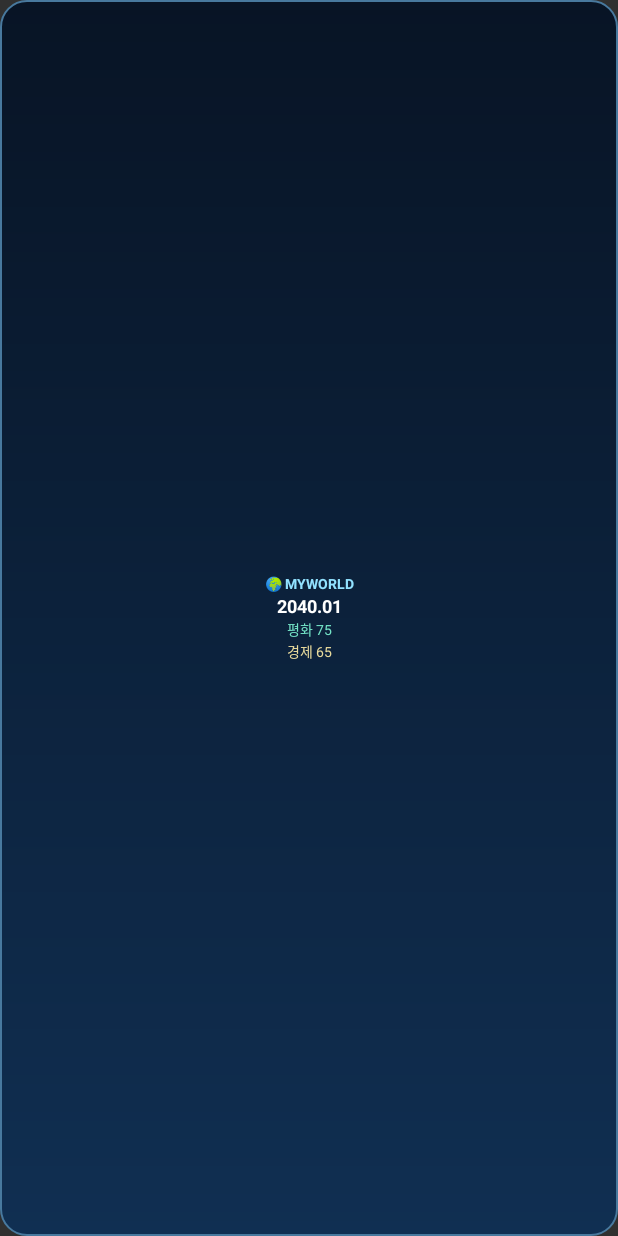
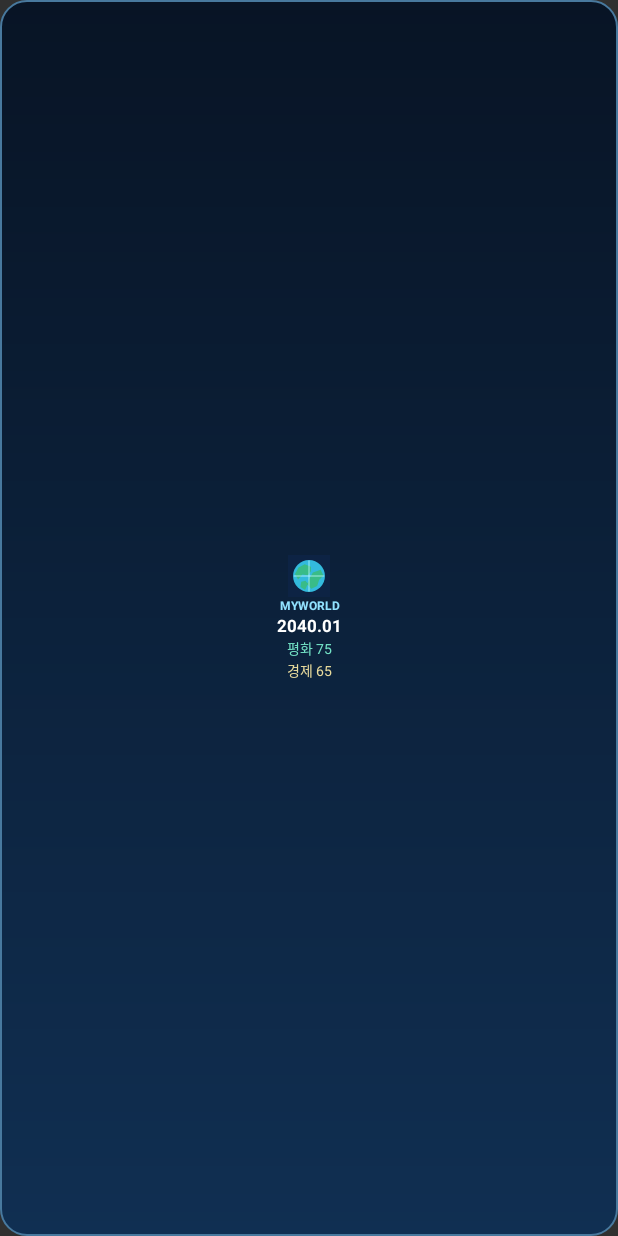
Before and after one commit to ddogy1212/myworld, an Android app: the layout world_widget.xml on its own in the app's theme, with its tools: preview values and no code run, on a phone screen of 412 x 824 dp. Run offline under Robolectric (Android 15) with nearby library versions, the phone set to English and light mode, and no system bars.

Commit message:
Display miniature Earth image in compact 1×1 widget as well as metrics

```diff
--- a/app/src/main/res/layout/world_widget.xml
+++ b/app/src/main/res/layout/world_widget.xml
@@ -6,39 +6,26 @@
     android:background="@drawable/widget_bg"
     android:orientation="vertical"
     android:gravity="center"
-    android:padding="3dp">
+    android:padding="2dp">
+    <ImageView android:layout_width="28dp" android:layout_height="28dp"
+        android:src="@drawable/ic_world"
+        android:contentDescription="@string/widget_description"/>
     <TextView android:id="@+id/world_widget_title"
-        android:layout_width="match_parent"
-        android:layout_height="wrap_content"
-        android:gravity="center"
-        android:text="🌍 MYWORLD"
-        android:textSize="9sp"
-        android:textStyle="bold"
-        android:maxLines="1"
-        android:textColor="#92E2FF"/>
+        android:layout_width="match_parent" android:layout_height="wrap_content"
+        android:gravity="center" android:text="MYWORLD"
+        android:textSize="8sp" android:textStyle="bold"
+        android:maxLines="1" android:textColor="#92E2FF"/>
     <TextView android:id="@+id/world_widget_date"
-        android:layout_width="match_parent"
-        android:layout_height="wrap_content"
-        android:gravity="center"
-        android:text="2040.01"
-        android:textSize="12sp"
-        android:textStyle="bold"
-        android:maxLines="1"
-        android:textColor="#FFFFFF"/>
+        android:layout_width="match_parent" android:layout_height="wrap_content"
+        android:gravity="center" android:text="2040.01"
+        android:textSize="11sp" android:textStyle="bold"
+        android:maxLines="1" android:textColor="#FFFFFF"/>
     <TextView android:id="@+id/world_widget_health"
-        android:layout_width="match_parent"
-        android:layout_height="wrap_content"
-        android:gravity="center"
-        android:text="평화 75"
-        android:textSize="9sp"
-        android:maxLines="1"
-        android:textColor="#74E4C7"/>
+        android:layout_width="match_parent" android:layout_height="wrap_content"
+        android:gravity="center" android:text="평화 75"
+        android:textSize="9sp" android:maxLines="1" android:textColor="#74E4C7"/>
     <TextView android:id="@+id/world_widget_eco"
-        android:layout_width="match_parent"
-        android:layout_height="wrap_content"
-        android:gravity="center"
-        android:text="경제 65"
-        android:textSize="9sp"
-        android:maxLines="1"
-        android:textColor="#E9DB9D"/>
+        android:layout_width="match_parent" android:layout_height="wrap_content"
+        android:gravity="center" android:text="경제 65"
+        android:textSize="9sp" android:maxLines="1" android:textColor="#E9DB9D"/>
 </LinearLayout>
```
